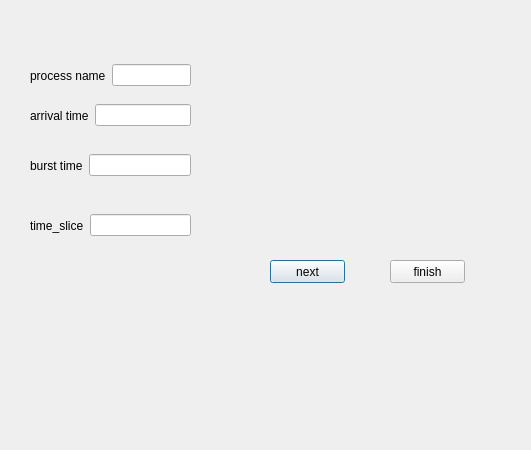
Before: the Qt Designer form rr.ui in DaliaAymanAmeen/CPU-Scheduling-Visualization-, drawn with Qt 5.
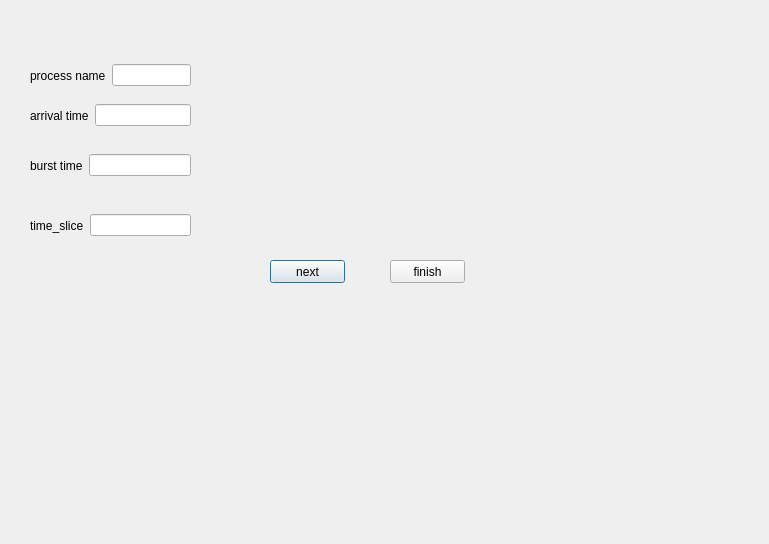
After: the same form once the commit is applied.

What changed in the file:
```diff
--- a/rr.ui
+++ b/rr.ui
@@ -6,8 +6,8 @@
    <rect>
     <x>0</x>
     <y>0</y>
-    <width>531</width>
-    <height>450</height>
+    <width>769</width>
+    <height>544</height>
    </rect>
   </property>
   <property name="windowTitle">
```
Left out of the diff: 5 changed lines with no effect on the pictures.
